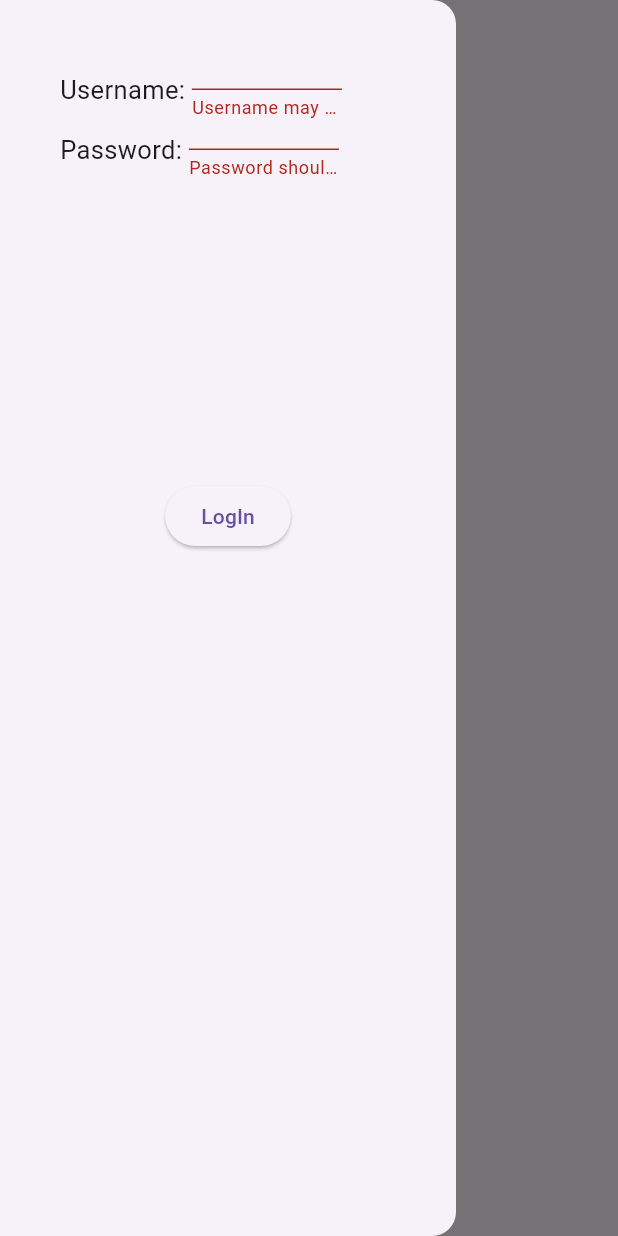
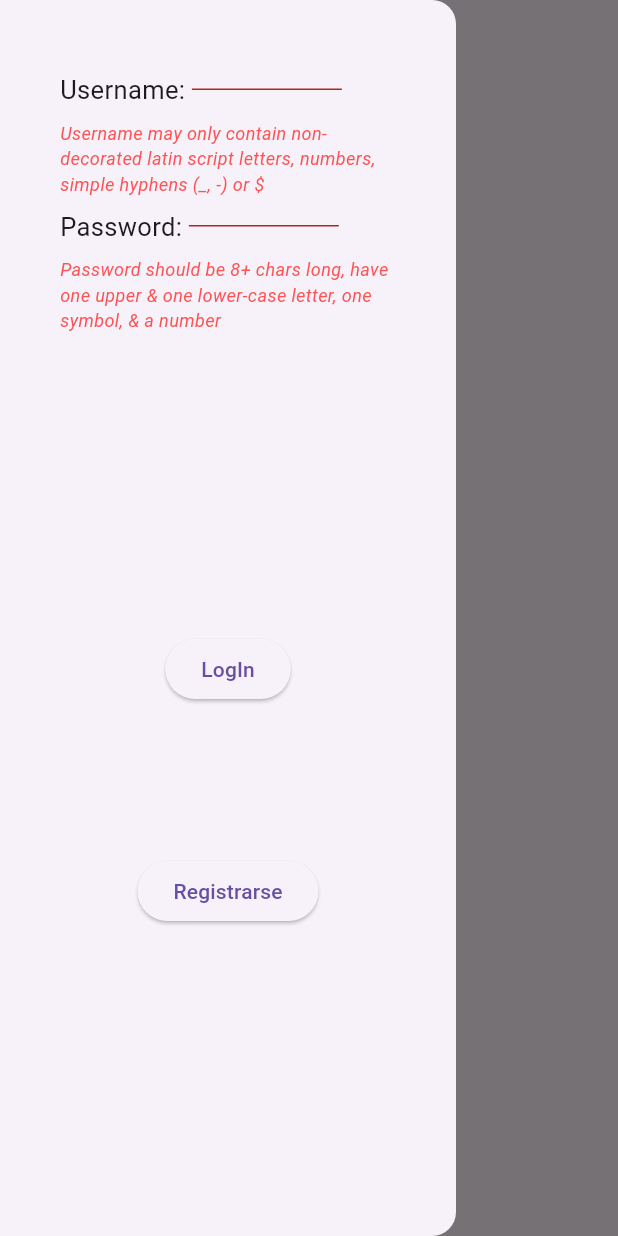
Before and after one commit to corn-snake/galer.io, a Flutter app: the screen it shows after launch, in the side drawer, after a tap on "LogIn", on a phone screen of 412 x 824 dp. Run offline on Flutter 3.47's test engine with Material 3 defaults, Android fonts, the phone set to English and light mode, and no system bars; our stand-ins replace flutter_secure_storage.

Commit message:
signup-login-logout. need to find a way to listen to state of list of cards (for now, hardcoded seven cards), trigger it in main (functional widget change?) or move list and log-listener up to it

```diff
--- /dev/null
+++ b/devtools_options.yaml
@@ -0,0 +1,3 @@
+description: This file stores settings for Dart & Flutter DevTools.
+documentation: https://docs.flutter.dev/tools/devtools/extensions#configure-extension-enablement-states
+extensions:
--- a/lib/main.dart
+++ b/lib/main.dart
@@ -1,22 +1,37 @@
-import 'package:flt/menu/loggedout.dart';
+import 'package:flt/menu/logging.dart';
+import 'package:flt/menu/login_conn.dart';
 import 'package:flt/menu/side.dart';
 import 'package:flutter/material.dart';
 
 void main() {
-  runApp(const MainApp());
+  runApp(MainApp());
 }
 
-class MainApp extends StatelessWidget {
+class MainApp extends StatefulWidget {
   const MainApp({super.key});
 
   @override
+  State<StatefulWidget> createState() => _MainApp();
+}
+
+class _MainApp extends State<MainApp> {
+  @override
   Widget build(BuildContext context) {
     return MaterialApp(
+      debugShowCheckedModeBanner: false,
       home: Scaffold(
-        drawer: SlideUser(loggedOutDrawer()),
-        body: Center(
-          child: DrawerButton(),
-        ),
+        drawer: SlideUser(ValueListenableBuilder<bool>(
+          valueListenable: AS.isLoggedIn,
+          builder: (BuildContext context, bool value, child)=>value ? loggedIn() : loggedOutDrawer(),
+        )),
+        body: SizedBox(width: double.infinity, height: double.infinity,child: Row(children: [
+          SizedBox(width: 30, child: DrawerButton(),),
+          SizedBox(width: 30,),
+          SizedBox(width: 200, child: Text("Your Galer.io", style: TextStyle(fontWeight: FontWeight.w900, fontSize: 58),),),
+          Expanded(child:
+            ValueListenableBuilder<bool>(valueListenable: AS.isLoggedIn, builder: (ctx, val, child)=> val ? ListView.builder(itemBuilder: (ctx, i)=>Card(child: Container(width: 200,height: 300, decoration: BoxDecoration(image: DecorationImage(image: NetworkImage("https://picsum.photos/200/300"))))), itemCount: 7,) : Container()),
+          )
+        ],)),
       ),
     );
   }
--- a/lib/menu/loggedout.dart
+++ /dev/null
@@ -1,22 +0,0 @@
-import 'package:flutter/material.dart';
-
-bool validateUser(String val) => RegExp(r'[a-zA-Z0-9\_\-\.\$]').hasMatch(val);
-bool validatePwd(String val)=> RegExp(r'^(?=(.*[a-z]){1,})(?=(.*[A-Z]){1,})(?=(.*[0-9]){1,})(?=(.*[!@#$%^&*()\-__+.]){1,}).{8,}$').hasMatch(val);
-
-Widget loggedOutDrawer(){
-  final GlobalKey<FormState> _state_login = GlobalKey<FormState>();
-  return Form(key: _state_login, child:Column(children: [
-    Row(children: [
-      Text("Username: ", style: TextStyle(fontSize: 17),),
-      Container(width: 100, height: 40,child:TextFormField(validator:(value) => validateUser(value!) ? null : "Username may only contain non-decorated latin script letters, numbers, simple hyphens (_, -) or \$", decoration: InputDecoration(border: UnderlineInputBorder(),),))
-    ],),
-    Row(children: [
-      Text("Password: ", style: TextStyle(fontSize: 17),),
-      Container(width: 100, height: 40,child:TextFormField(validator:(value) => validatePwd(value!) ? null : "Password should be 8+ chars long, have one upper & one lower-case letter, one symbol, & a number", decoration: InputDecoration(border: UnderlineInputBorder(),), obscureText: true, autocorrect: false,))
-    ],),
-    SizedBox(height: 200,),
-    SizedBox(width: 200,child:Row(children:[Expanded(child: Container()), ElevatedButton.icon(onPressed: ()=> _state_login.currentState!.validate()
-                  ? print("ok")
-                  : print("ungood"), label: Text("LogIn")), Expanded(child: Container())])),
-  ]),);
-}
--- /dev/null
+++ b/lib/menu/logging.dart
@@ -0,0 +1,104 @@
+import 'package:flt/menu/login_conn.dart';
+import 'package:flutter/material.dart';
+
+bool validateUser(String val) => RegExp(r'[a-zA-Z0-9\_\-\.\$]{4,}').hasMatch(val);
+bool validatePwd(String val)=> RegExp(r'^(?=(.*[a-z]){1,})(?=(.*[A-Z]){1,})(?=(.*[0-9]){1,})(?=(.*[!@#$%^&*()\-__+.]){1,}).{8,}$').hasMatch(val);
+
+Container isBad(msg)=> Container(child:Text(msg, style: TextStyle(fontSize: 12, fontStyle: FontStyle.italic, color: Colors.redAccent)));
+
+class loggedOutDrawer extends StatefulWidget {
+  const loggedOutDrawer({super.key});
+
+  @override
+  State<StatefulWidget> createState() => _loggedOutDrawer();
+
+}
+class _loggedOutDrawer extends State<loggedOutDrawer>{
+  final GlobalKey<FormState> _state_login = GlobalKey<FormState>();
+  String _pwdMsg = "", _usrMsg = "", _pwd="", _uname="";
+  bool isIn = false;
+
+  void wrongP()=>setState(()=>_pwdMsg = "Password should be 8+ chars long, have one upper & one lower-case letter, one symbol, & a number");
+  void rightP(String v)=>setState((){_pwdMsg = "";_pwd=v;});
+
+  void wrongU()=>setState(()=>_usrMsg= "Username may only contain non-decorated latin script letters, numbers, simple hyphens (_, -) or \$");
+  void rightU(String v)=>setState((){_usrMsg="";_uname=v;});
+
+  String? isPwd(String value){
+    if (validatePwd(value)) {
+      rightP(value);
+      return null;
+    }
+    wrongP();
+    return "";
+  }
+  String? isUsr(String value){
+    if (validateUser(value)) {
+      rightU(value);
+      return null;
+    }
+    wrongU();
+    return "";
+  }
+
+  late String tknhash;
+
+  @override
+  Widget build(BuildContext context) => Form(key: _state_login, child:Column(children: [
+    Row(children: [
+      Text("Username: ", style: TextStyle(fontSize: 17),),
+      Column(children: [
+        Container(width: 100, height: 40,child:
+          TextFormField(validator:(value) => isUsr(value!),
+            decoration: InputDecoration(border: UnderlineInputBorder(),),)
+        )
+      ])
+    ],),
+        isBad(_usrMsg),
+    Row(children: [
+      Text("Password: ", style: TextStyle(fontSize: 17),),
+      Column(children:[
+        Container(width: 100, height: 40,child:
+          TextFormField(validator:(value) => isPwd(value!),
+            decoration: InputDecoration(border: UnderlineInputBorder(),), obscureText: true, autocorrect: false,
+          )
+        )
+      ])
+    ],),
+        isBad(_pwdMsg),
+    SizedBox(height: 200,),
+    SizedBox(width: 200,child:Row(children:[Expanded(child: Container()), ElevatedButton.icon(onPressed: ()async=> _state_login.currentState!.validate()
+                  ? feeder.value = await AS.login(_uname, _pwd, context)
+                  : null, label: Text("LogIn")), Expanded(child: Container())])),
+    SizedBox(height: 100,),
+    SizedBox(width: 200,child:Row(children:[Expanded(child: Container()), ElevatedButton.icon(onPressed: ()async=> _state_login.currentState!.validate()
+                  ? feeder.value = await AS.register(_uname, _pwd, context)
+                  : null, label: Text("Registrarse")), Expanded(child: Container())])),
+  ]),);
+}
+
+class loggedIn extends StatefulWidget {
+  const loggedIn({super.key});
+
+  @override
+  State<StatefulWidget> createState() => _loggedIn();
+}
+class _loggedIn extends State<loggedIn> {
+  String? uname;
+  void getName()async {String? nn = await storage.read(key: "uname");setState(()=>uname = nn);}
+  @override void initState() {
+    super.initState();
+  }
+  @override
+  Widget build(BuildContext context) {
+    getName();
+    return Column(children:[
+    Text("Welcome, $uname", style: TextStyle(fontWeight: FontWeight.bold)),
+    SizedBox(height: 100),
+    Row(children:[
+      Expanded(child:Container()),
+      ElevatedButton(onPressed: ()async=>feeder.value = await AS.logout(),child: Text("Cerrar Sesión")),
+      Expanded(child: Container())
+    ])
+  ]);}
+}
--- /dev/null
+++ b/lib/simpler_apis/login.dart
@@ -0,0 +1,13 @@
+import 'package:http/http.dart' as http;
+
+String baseUrl = "http://localhost";
+
+class ApiService_Simple {
+  void fakeLogin(String uname, String pwd) async {
+    final response =
+        await http.post(Uri.parse("$baseUrl/mock_login"), body: "[\"$uname\",\"$pwd\"]");
+    print(response);
+  }
+}
+
+final ASimple = ApiService_Simple();
--- a/pubspec.yaml
+++ b/pubspec.yaml
@@ -7,9 +7,13 @@ environment:
   sdk: ^3.6.1
 
 dependencies:
+  crypto: ^3.0.6
   flutter:
     sdk: flutter
+  flutter_secure_storage: ^9.2.4
   http: ^1.3.0
+  provider: ^6.1.2
+  supabase_flutter: ^2.8.4
 
 dev_dependencies:
   flutter_lints: ^5.0.0
```
Also changed, not shown: lib/menu/listing.dart (added, +21 -0 lines), lib/menu/login_conn.dart (added, +106 -0 lines), pubspec.lock, res/index.jpg (added), 5 other files.
